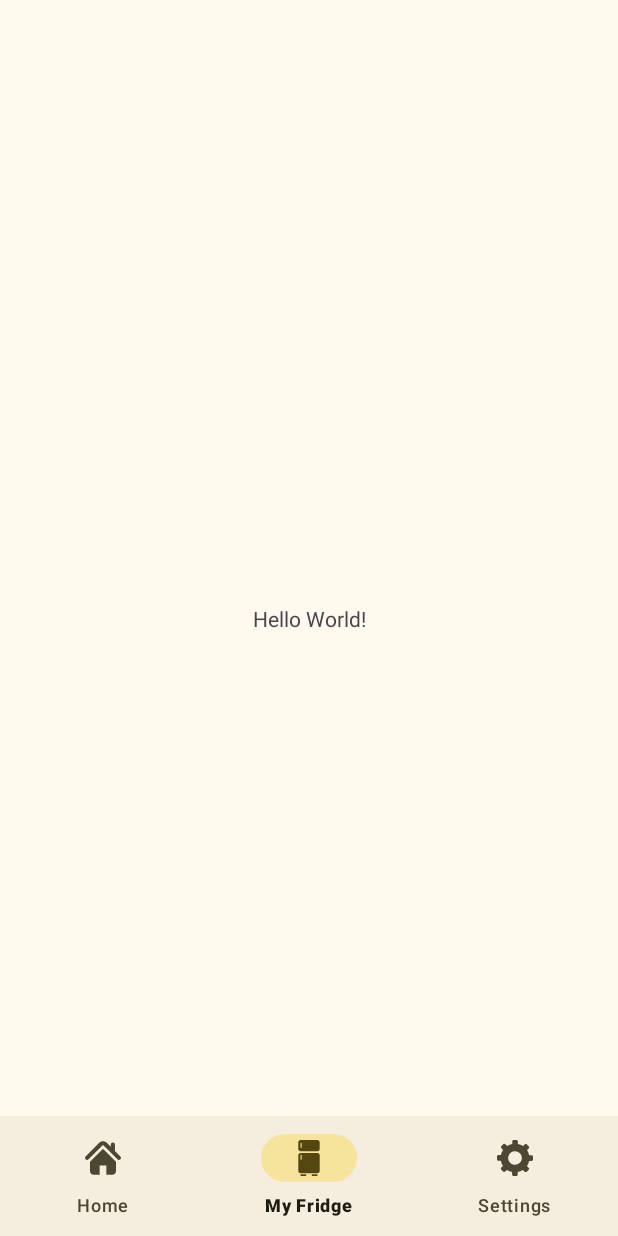
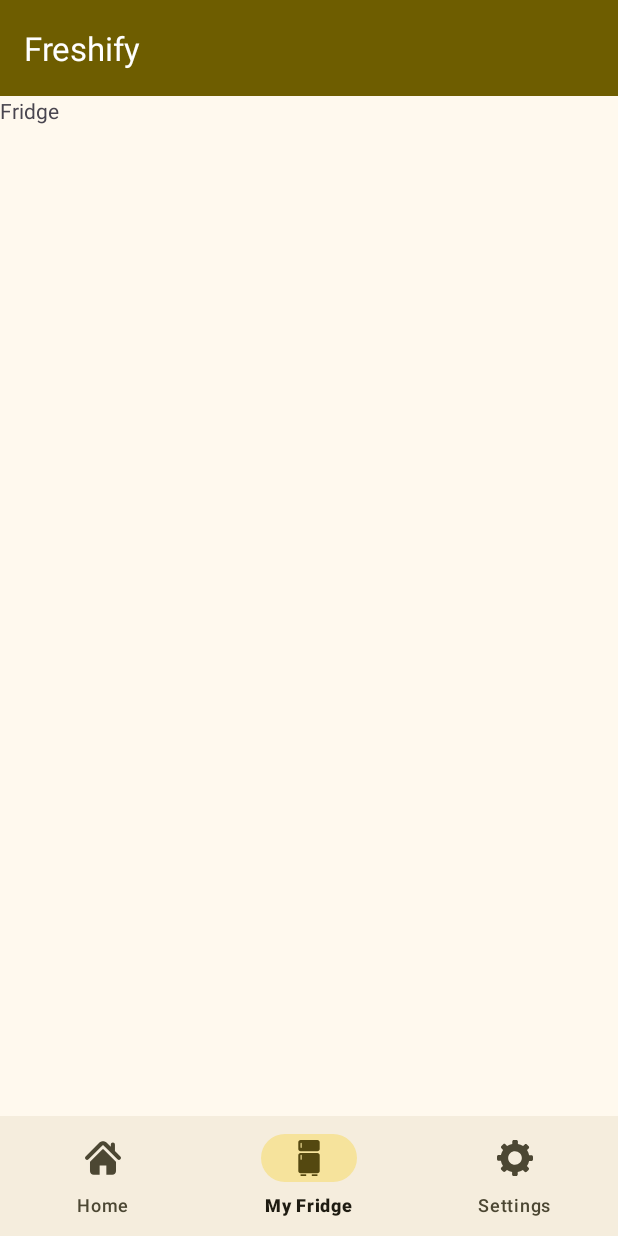
Before and after one commit to alxmtzr/Freshify, an Android app: the screen it shows after launch (MainActivity), item 2 of the bottom bar chosen, on a phone screen of 412 x 824 dp. Run offline under Robolectric (Android 15) with nearby library versions, the phone set to English and light mode, and no system bars.

Commit message:
added fragments and toolbar

```diff
--- /dev/null
+++ b/app/src/main/java/de/alxmtzr/freshify/FridgeFragment.java
@@ -0,0 +1,64 @@
+package de.alxmtzr.freshify;
+
+import android.os.Bundle;
+
+import androidx.fragment.app.Fragment;
+
+import android.view.LayoutInflater;
+import android.view.View;
+import android.view.ViewGroup;
+
+/**
+ * A simple {@link Fragment} subclass.
+ * Use the {@link FridgeFragment#newInstance} factory method to
+ * create an instance of this fragment.
+ */
+public class FridgeFragment extends Fragment {
+
+    // TODO: Rename parameter arguments, choose names that match
+    // the fragment initialization parameters, e.g. ARG_ITEM_NUMBER
+    private static final String ARG_PARAM1 = "param1";
+    private static final String ARG_PARAM2 = "param2";
+
+    // TODO: Rename and change types of parameters
+    private String mParam1;
+    private String mParam2;
+
+    public FridgeFragment() {
+        // Required empty public constructor
+    }
+
+    /**
+     * Use this factory method to create a new instance of
+     * this fragment using the provided parameters.
+     *
+     * @param param1 Parameter 1.
+     * @param param2 Parameter 2.
+     * @return A new instance of fragment FridgeFragment.
+     */
+    // TODO: Rename and change types and number of parameters
+    public static FridgeFragment newInstance(String param1, String param2) {
+        FridgeFragment fragment = new FridgeFragment();
+        Bundle args = new Bundle();
+        args.putString(ARG_PARAM1, param1);
+        args.putString(ARG_PARAM2, param2);
+        fragment.setArguments(args);
+        return fragment;
+    }
+
+    @Override
+    public void onCreate(Bundle savedInstanceState) {
+        super.onCreate(savedInstanceState);
+        if (getArguments() != null) {
+            mParam1 = getArguments().getString(ARG_PARAM1);
+            mParam2 = getArguments().getString(ARG_PARAM2);
+        }
+    }
+
+    @Override
+    public View onCreateView(LayoutInflater inflater, ViewGroup container,
+                             Bundle savedInstanceState) {
+        // Inflate the layout for this fragment
+        return inflater.inflate(R.layout.fragment_fridge, container, false);
+    }
+}
--- a/app/src/main/java/de/alxmtzr/freshify/MainActivity.java
+++ b/app/src/main/java/de/alxmtzr/freshify/MainActivity.java
@@ -2,11 +2,10 @@ package de.alxmtzr.freshify;
 
 import android.os.Bundle;
 
-import androidx.activity.EdgeToEdge;
 import androidx.appcompat.app.AppCompatActivity;
-import androidx.core.graphics.Insets;
-import androidx.core.view.ViewCompat;
-import androidx.core.view.WindowInsetsCompat;
+import androidx.fragment.app.Fragment;
+
+import com.google.android.material.bottomnavigation.BottomNavigationView;
 
 public class MainActivity extends AppCompatActivity {
 
@@ -14,5 +13,38 @@ public class MainActivity extends AppCompatActivity {
     protected void onCreate(Bundle savedInstanceState) {
         super.onCreate(savedInstanceState);
         setContentView(R.layout.activity_main);
+
+        initBottomNavBar(savedInstanceState);
+    }
+
+    private void initBottomNavBar(Bundle savedInstanceState) {
+        BottomNavigationView bottomNavigationView = findViewById(R.id.bottom_navigation);
+        // set home fragment as default
+        if (savedInstanceState != null) {
+            getSupportFragmentManager().beginTransaction()
+                    .replace(R.id.fragment_container, new HomeFragment())
+                    .commit();
+        }
+
+        bottomNavigationView.setOnItemSelectedListener(item -> {
+            Fragment selectedFragment = null;
+
+            // determine which fragment to show
+            if (item.getItemId() == R.id.home) {
+                selectedFragment = new HomeFragment();
+            } else if (item.getItemId() == R.id.fridge) {
+                selectedFragment = new FridgeFragment();
+            } else if (item.getItemId() == R.id.settings) {
+                selectedFragment = new SettingsFragment();
+            }
+
+            // show the selected fragment
+            if (selectedFragment != null) {
+                getSupportFragmentManager().beginTransaction()
+                        .replace(R.id.fragment_container, selectedFragment)
+                        .commit();
+            }
+            return true;
+        });
     }
 }
--- a/app/src/main/res/layout/activity_main.xml
+++ b/app/src/main/res/layout/activity_main.xml
@@ -7,14 +7,26 @@
     android:layout_height="match_parent"
     tools:context=".MainActivity">
 
-    <TextView
-        android:layout_width="wrap_content"
+    <androidx.appcompat.widget.Toolbar
+        android:id="@+id/toolbar"
+        android:layout_width="match_parent"
         android:layout_height="wrap_content"
-        android:text="Hello World!"
-        app:layout_constraintBottom_toBottomOf="parent"
+        android:background="?attr/colorPrimary"
+        android:minHeight="?attr/actionBarSize"
+        android:theme="?attr/actionBarTheme"
+        app:title="@string/app_name"
+        app:titleTextColor="@color/md_theme_onPrimary"
         app:layout_constraintEnd_toEndOf="parent"
         app:layout_constraintStart_toStartOf="parent"
         app:layout_constraintTop_toTopOf="parent" />
+
+    <!-- Fragment Container -->
+    <FrameLayout
+        android:id="@+id/fragment_container"
+        android:layout_width="match_parent"
+        android:layout_height="0dp"
+        app:layout_constraintTop_toBottomOf="@id/toolbar"
+        app:layout_constraintBottom_toTopOf="@id/bottom_navigation" />
 
     <com.google.android.material.bottomnavigation.BottomNavigationView
         android:id="@+id/bottom_navigation"
--- /dev/null
+++ b/app/src/main/res/layout/fragment_fridge.xml
@@ -0,0 +1,14 @@
+<?xml version="1.0" encoding="utf-8"?>
+<FrameLayout xmlns:android="http://schemas.android.com/apk/res/android"
+    xmlns:tools="http://schemas.android.com/tools"
+    android:layout_width="match_parent"
+    android:layout_height="match_parent"
+    tools:context=".FridgeFragment">
+
+    <!-- TODO: Update blank fragment layout -->
+    <TextView
+        android:layout_width="match_parent"
+        android:layout_height="match_parent"
+        android:text="Fridge" />
+
+</FrameLayout>
--- a/app/src/main/res/menu/bottom_nav_menu.xml
+++ b/app/src/main/res/menu/bottom_nav_menu.xml
@@ -5,7 +5,7 @@
         android:icon="@drawable/ic_home"
         android:title="@string/home" />
     <item
-        android:id="@+id/add_item"
+        android:id="@+id/fridge"
         android:icon="@drawable/ic_fridge"
         android:title="@string/my_fridge" />
     <item
```
Also changed, not shown: app/src/main/java/de/alxmtzr/freshify/HomeFragment.java (added, +64 -0 lines), app/src/main/java/de/alxmtzr/freshify/SettingsFragment.java (added, +64 -0 lines), app/src/main/res/layout/fragment_home.xml (added, +14 -0 lines), app/src/main/res/layout/fragment_settings.xml (added, +14 -0 lines).
